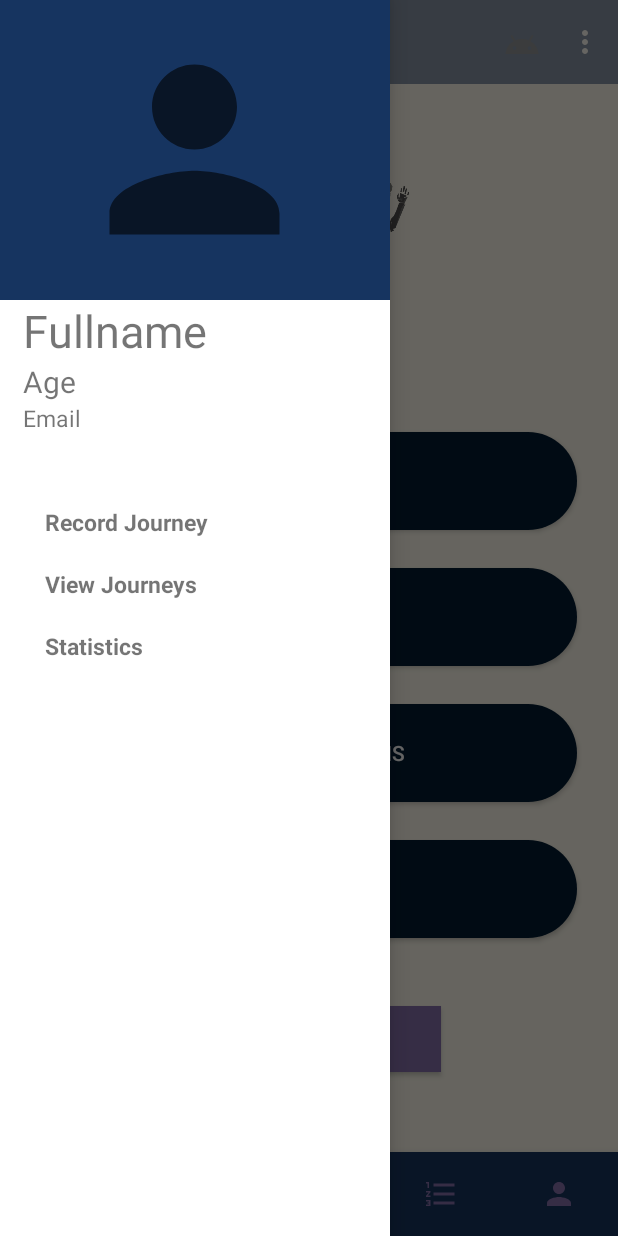
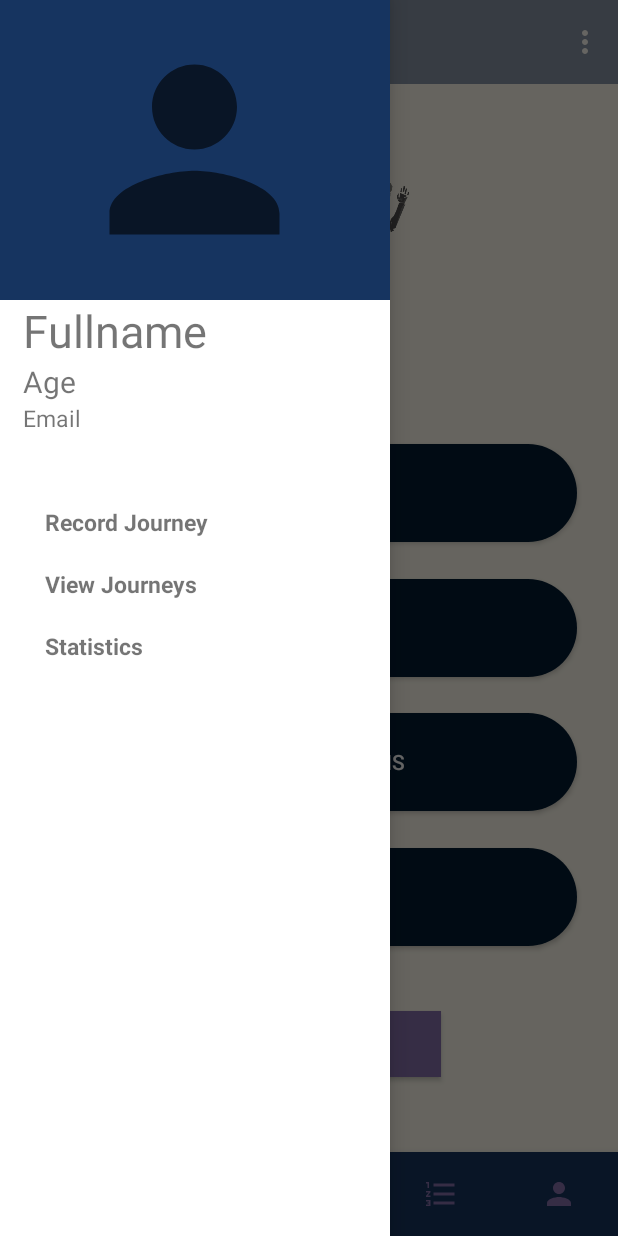
Before and after one commit to joshcapellan/FYP_Master_Code, an Android app: the MainActivity screen opened directly, with no data from a screen before it, with the side drawer open, on a phone screen of 412 x 824 dp. Run offline under Robolectric (Android 15) with nearby library versions, the phone set to English and light mode, and no system bars; our stand-ins replace Firebase (no records; nobody signed in at launch, a user with empty details on screens opened directly); pictures from the network do not load.

Commit message:
Pre Meeting Commit and Push

```diff
--- a/app/src/main/AndroidManifest.xml
+++ b/app/src/main/AndroidManifest.xml
@@ -13,6 +13,7 @@
         android:allowBackup="true"
         android:icon="@mipmap/ic_launcher"
         android:label="Runner Tracker"
+        android:logo="@mipmap/ic_launcher_round"
         android:roundIcon="@mipmap/ic_launcher_round"
         android:supportsRtl="true"
         android:theme="@style/MyMaterialTheme">
--- a/app/src/main/java/com/example/runnertracker/MainActivity.java
+++ b/app/src/main/java/com/example/runnertracker/MainActivity.java
@@ -206,10 +206,6 @@ public class MainActivity extends AppCompatActivity implements FragmentDrawer.Fr
             settings.share();
         }
 
-        if(id == R.id.action_search){
-        Toast.makeText(getApplicationContext(), "Search action is selected!", Toast.LENGTH_SHORT).show();
-        return true;
-        }
 
         return super.onOptionsItemSelected(item);
     }
--- a/app/src/main/res/layout/activity_global_runs.xml
+++ b/app/src/main/res/layout/activity_global_runs.xml
@@ -9,8 +9,8 @@
     <androidx.recyclerview.widget.RecyclerView
         android:id="@+id/global_recyclerView"
         android:layout_width="match_parent"
-        android:layout_height="match_parent"
-        app:layout_constraintBottom_toBottomOf="parent"
+        android:layout_height="0dp"
+        app:layout_constraintBottom_toTopOf="@+id/bottomNavView_Bar"
         app:layout_constraintEnd_toEndOf="parent"
         app:layout_constraintStart_toStartOf="parent"
         app:layout_constraintTop_toTopOf="parent">
--- a/app/src/main/res/layout/activity_leaderboard.xml
+++ b/app/src/main/res/layout/activity_leaderboard.xml
@@ -9,8 +9,8 @@
     <androidx.recyclerview.widget.RecyclerView
         android:id="@+id/users_recyclerView"
         android:layout_width="match_parent"
-        android:layout_height="match_parent"
-        app:layout_constraintBottom_toBottomOf="parent"
+        android:layout_height="0dp"
+        app:layout_constraintBottom_toTopOf="@+id/bottomNavView_Bar"
         app:layout_constraintEnd_toEndOf="parent"
         app:layout_constraintStart_toStartOf="parent"
         app:layout_constraintTop_toTopOf="parent">
--- a/app/src/main/res/layout/activity_main.xml
+++ b/app/src/main/res/layout/activity_main.xml
@@ -73,6 +73,7 @@
                 android:onClick="onClickRecord"
                 android:text="RECORD RUN"
                 android:textColor="@android:color/white"
+                app:layout_constraintBottom_toTopOf="@+id/button2"
                 app:layout_constraintEnd_toEndOf="parent"
                 app:layout_constraintHorizontal_bias="0.502"
                 app:layout_constraintStart_toStartOf="parent"
--- a/app/src/main/res/layout/activity_view_journeys.xml
+++ b/app/src/main/res/layout/activity_view_journeys.xml
@@ -12,7 +12,7 @@
     <LinearLayout
         android:id="@+id/linearLayout3"
         android:layout_width="match_parent"
-        android:layout_height="wrap_content"
+        android:layout_height="0dp"
         android:orientation="vertical"
         app:layout_constraintBottom_toTopOf="@+id/bottomNavView_Bar"
         app:layout_constraintEnd_toEndOf="parent"
@@ -57,7 +57,6 @@
         android:id="@+id/bottomNavView_Bar"
         android:layout_width="match_parent"
         android:layout_height="wrap_content"
-        android:layout_marginTop="57dp"
         android:background="@color/colorPrimary"
         app:itemIconTint="@color/drawer_item"
         app:layout_constraintBottom_toBottomOf="parent"
--- a/app/src/main/res/menu/menu_main.xml
+++ b/app/src/main/res/menu/menu_main.xml
@@ -4,12 +4,12 @@
     xmlns:tools="http://schemas.android.com/tools"
     tools:context=".MainActivity">
 
-    <item
-        android:id="@+id/action_search"
-        android:title="@string/action_search"
-        android:orderInCategory="100"
-        android:icon="@drawable/ic_action_search"
-        app:showAsAction="ifRoom" />
+<!--    <item-->
+<!--        android:id="@+id/action_search"-->
+<!--        android:title="@string/action_search"-->
+<!--        android:orderInCategory="100"-->
+<!--        android:icon="@drawable/ic_action_search"-->
+<!--        app:showAsAction="ifRoom" />-->
 
     <item
         android:id="@+id/action_github"
```
